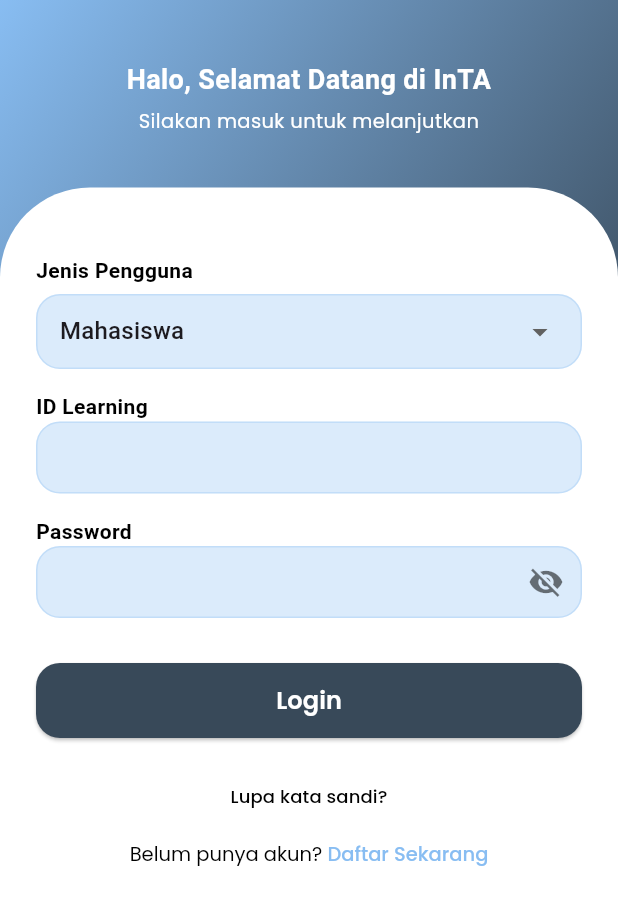
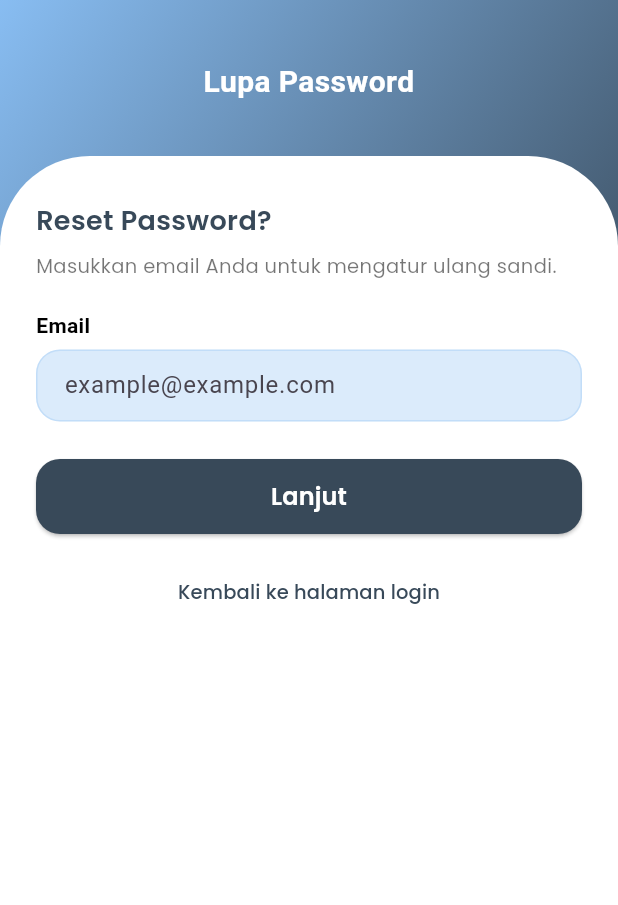
Before and after one commit to Mifrhmh-git/PBL-301-InTA-Mobile-Front-End, a Flutter app: the LoginPage screen opened by its route, after a tap on "Lupa kata sandi?", on a phone screen of 412 x 824 dp. Shown: the top 905 px of the screen. Run offline on Flutter 3.47's test engine with Material 3 defaults, Android fonts, the phone set to English and light mode, and no system bars; our stand-ins replace file_picker, get, google_fonts, shared_preferences, table_calendar; accounts and stored records are empty.

Commit message:
tambahan untuk reset password

```diff
--- a/lib/pages/login_page.dart
+++ b/lib/pages/login_page.dart
@@ -190,14 +190,25 @@ class _LoginPageState extends State<LoginPage> {
 
                       const SizedBox(height: 15),
 
+                      // 🔹 Bagian bawah: Lupa sandi + Daftar
                       Center(
                         child: Column(
                           children: [
+                            // 🔹 Tombol "Lupa kata sandi" diperbaiki
                             TextButton(
-                              onPressed: () {},
+                              onPressed: () {
+                                // Arahkan ke halaman lupa sandi
+                                Get.toNamed('/lupa-sandi');
+                              },
                               child: Text(
                                 "Lupa kata sandi?",
-                                style: blackTextStyle.copyWith(fontSize: 12),
+                                style: blackTextStyle.copyWith(
+                                  fontSize: 13,
+                                  color: primaryColor,
+                                   fontFamily: 'Poppins',
+                                  fontWeight: FontWeight.w500,
+
+                                ),
                               ),
                             ),
                             const SizedBox(height: 5),
@@ -225,7 +236,7 @@ class _LoginPageState extends State<LoginPage> {
                                     TextSpan(
                                       text: "Daftar Sekarang",
                                       style: TextStyle(
-                                        color: Color(0xFF88BDF2),
+                                        color: primaryColor,
                                         fontSize: 13,
                                         fontWeight: FontWeight.w500,
                                         fontFamily: 'Poppins',
--- /dev/null
+++ b/lib/pages/lupa_sandi_page.dart
@@ -0,0 +1,198 @@
+import 'package:flutter/material.dart';
+import 'package:get/get.dart';
+import 'package:inta301/shared/shared.dart';
+import '../routes/app_pages.dart';
+import 'package:inta301/pages/konfirmasi_akun_page.dart';
+
+
+class LupaSandiPage extends StatelessWidget {
+  final String role;
+  const LupaSandiPage({super.key, this.role = 'Mahasiswa'});
+
+  @override
+  Widget build(BuildContext context) {
+    final emailController = TextEditingController();
+
+    return Scaffold(
+      backgroundColor: Colors.white,
+      body: Stack(
+        children: [
+          // 🔹 Background gradient
+          Container(
+            height: 300,
+            decoration: const BoxDecoration(
+              gradient: LinearGradient(
+                begin: Alignment.topLeft,
+                end: Alignment.bottomRight,
+                colors: [
+                  Color(0xFF88BDF2),
+                  Color(0xFF384959),
+                ],
+              ),
+            ),
+          ),
+
+          // 🔹 Isi halaman
+          SafeArea(
+            child: ListView(
+              padding: EdgeInsets.zero,
+              children: [
+                const SizedBox(height: 40),
+
+                // 🔹 Header (teks bawah dihapus)
+                const Column(
+                  children: [
+                    Text(
+                      "Lupa Password",
+                      style: TextStyle(
+                        fontFamily: 'Roboto',
+                        fontWeight: FontWeight.bold,
+                        fontSize: 20,
+                        color: Colors.white,
+                      ),
+                      textAlign: TextAlign.center,
+                    ),
+                  ],
+                ),
+
+                const SizedBox(height: 35),
+
+                // 🔹 Card putih di bawah (sama style kayak login)
+                Container(
+                  decoration: const BoxDecoration(
+                    color: Colors.white,
+                    borderRadius: BorderRadius.only(
+                      topLeft: Radius.circular(60),
+                      topRight: Radius.circular(60),
+                    ),
+                  ),
+                  padding: EdgeInsets.symmetric(
+                    horizontal: defaultMargin,
+                    vertical: 30,
+                  ),
+                  child: Column(
+                    crossAxisAlignment: CrossAxisAlignment.start,
+                    children: [
+                      const Text(
+                        "Reset Password?",
+                        style: TextStyle(
+                          fontSize: 18,
+                          fontFamily: 'Poppins',
+                          fontWeight: FontWeight.w600,
+                          color: Color(0xFF384959),
+                        ),
+                      ),
+                      const SizedBox(height: 8),
+                      const Text(
+                        "Masukkan email Anda untuk mengatur ulang sandi.",
+                        style: TextStyle(
+                          fontSize: 13,
+                          color: Colors.black54,
+                          fontFamily: 'Poppins',
+                        ),
+                      ),
+
+                      const SizedBox(height: 20),
+                      const Text(
+                        "Email",
+                        style: TextStyle(
+                          fontWeight: FontWeight.w600,
+                          fontSize: 14,
+                          color: Colors.black,
+                        ),
+                      ),
+
+                      const SizedBox(height: 6),
+
+                      // 🔹 Field email — disamakan dengan style login
+                      TextField(
+                        controller: emailController,
+                        decoration: InputDecoration(
+                          filled: true,
+                          fillColor: const Color(0xFF88BDF2).withOpacity(0.3),
+                          contentPadding: const EdgeInsets.symmetric(
+                              vertical: 12, horizontal: 15),
+                          border: OutlineInputBorder(
+                            borderRadius: BorderRadius.circular(16),
+                            borderSide: BorderSide(
+                              color: const Color(0xFF88BDF2).withOpacity(0.3),
+                              width: 1,
+                            ),
+                          ),
+                          enabledBorder: OutlineInputBorder(
+                            borderRadius: BorderRadius.circular(16),
+                            borderSide: BorderSide(
+                              color: const Color(0xFF88BDF2).withOpacity(0.3),
+                              width: 1,
+                            ),
+                          ),
+                          focusedBorder: const OutlineInputBorder(
+                            borderRadius: BorderRadius.all(Radius.circular(16)),
+                            borderSide: BorderSide(
+                              color: Color(0xFF88BDF2),
+                              width: 1.5,
+                            ),
+                          ),
+                          hintText: "example@example.com",
+                        ),
+                      ),
+
+                      const SizedBox(height: 25),
+
+                    // 🔹 Tombol lanjut
+SizedBox(
+  height: 50,
+  width: double.infinity,
+  child: ElevatedButton(
+    onPressed: () {
+  Get.to(() => const KonfirmasiAkunPage());
+},
+
+    style: ElevatedButton.styleFrom(
+      backgroundColor: const Color(0xFF384959),
+      shape: RoundedRectangleBorder(
+        borderRadius: BorderRadius.circular(16),
+      ),
+    ),
+    child: const Text(
+      "Lanjut",
+      style: TextStyle(
+        color: Colors.white,
+        fontSize: 16,
+        fontFamily: 'Poppins',
+        fontWeight: FontWeight.w600,
+      ),
+    ),
+  ),
+),
+
+const SizedBox(height: 15),
+
+                      // 🔹 Tombol kembali ke login
+                      Center(
+                        child: TextButton(
+                          onPressed: () {
+                            Get.offAllNamed(Routes.LOGIN);
+                          },
+                          child: const Text(
+                            "Kembali ke halaman login",
+                            style: TextStyle(
+                              color: Color(0xFF384959),
+                              fontFamily: 'Poppins',
+                              fontSize: 13,
+                              fontWeight: FontWeight.w500,
+                            ),
+                          ),
+                        ),
+                      ),
+                    ],
+                  ),
+                ),
+              ],
+            ),
+          ),
+        ],
+      ),
+    );
+  }
+}
--- a/lib/pages/page_mahasiswa/home_page.dart
+++ b/lib/pages/page_mahasiswa/home_page.dart
@@ -252,21 +252,21 @@ class _HomePageState extends State<HomePage> {
 Text(
   "Nama Dosen: Sukma Evadini, S.T., M.Kom",
   style: TextStyle(
-    color: Colors.black, // ✅ hitam pekat
+    color: Colors.black,
     fontWeight: FontWeight.w500,
   ),
 ),
 Text(
   "Tanggal Pengajuan: 4 November 2025",
   style: TextStyle(
-    color: Colors.black, // ✅ hitam pekat
+    color: Colors.black,
     fontWeight: FontWeight.w500,
   ),
 ),
 Text(
   "Jam Pengajuan: 14:30",
   style: TextStyle(
-    color: Colors.black, // ✅ hitam pekat
+    color: Colors.black,
     fontWeight: FontWeight.w500,
   ),
 ),
--- a/lib/pages/page_mahasiswa/register_mahasiswa_page.dart
+++ b/lib/pages/page_mahasiswa/register_mahasiswa_page.dart
@@ -173,7 +173,7 @@ class _RegisterMahasiswaPageState extends State<RegisterMahasiswaPage> {
                               TextSpan(
                                 text: "Login",
                                 style: const TextStyle(
-                                  color: Color(0xFF88BDF2),
+                                  color: primaryColor,
                                   fontSize: 13,
                                   fontWeight: FontWeight.w500,
                                   fontFamily: 'Poppins',
--- a/lib/routes/app_pages.dart
+++ b/lib/routes/app_pages.dart
@@ -31,6 +31,7 @@ import 'package:inta301/pages/page_dosen/kelola_akun_dosen_page.dart';
 import 'package:inta301/pages/login_page.dart';
 import 'package:inta301/pages/pilih_role_page.dart';
 import 'package:inta301/pages/welcome_page.dart';
+import 'package:inta301/pages/lupa_sandi_page.dart';
 
 part 'app_routes.dart';
 
@@ -56,6 +57,15 @@ class AppPages {
     GetPage(
       name: _Paths.LOGIN,
       page: () => const LoginPage(),
+    ),
+
+     // 🔑 Lupa Sandi (untuk Dosen & Mahasiswa)
+    GetPage(
+      name: _Paths.LUPA_SANDI,
+      page: () {
+        final role = Get.arguments as String? ?? 'mahasiswa';
+        return LupaSandiPage(role: role);
+      },
     ),
 
     // 🧾 Register Mahasiswa
--- a/lib/routes/app_routes.dart
+++ b/lib/routes/app_routes.dart
@@ -11,6 +11,8 @@ abstract class Routes {
   static const REGISTER_MAHASISWA = _Paths.REGISTER_MAHASISWA;
   static const REGISTER_DOSEN = _Paths.REGISTER_DOSEN;
   static const SPLASH = _Paths.SPLASH;
+  static const LUPA_SANDI = _Paths.LUPA_SANDI; // ✅ Tambahan baru
+
 
   //  Halaman Mahasiswa
   static const HOME = _Paths.HOME;
@@ -47,6 +49,7 @@ abstract class _Paths {
   static const REGISTER_MAHASISWA = '/register-mahasiswa';
   static const REGISTER_DOSEN = '/register-dosen';
   static const SPLASH = '/splash';
+   static const LUPA_SANDI = '/lupa-sandi'; // ✅ Tambahan baru
 
   // Halaman Mahasiswa
   static const HOME = '/home';
```
Also changed, not shown: lib/pages/konfirmasi_akun_page.dart (added, +193 -0 lines), lib/pages/welcome_page.dart (+10 -6 lines).
